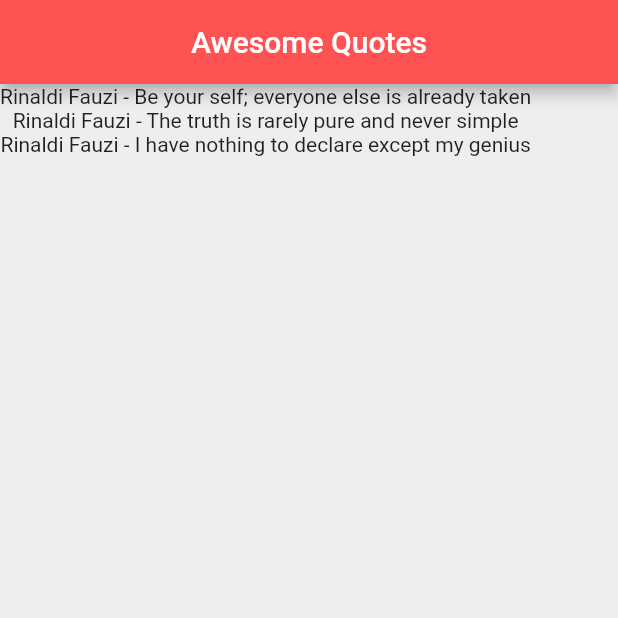
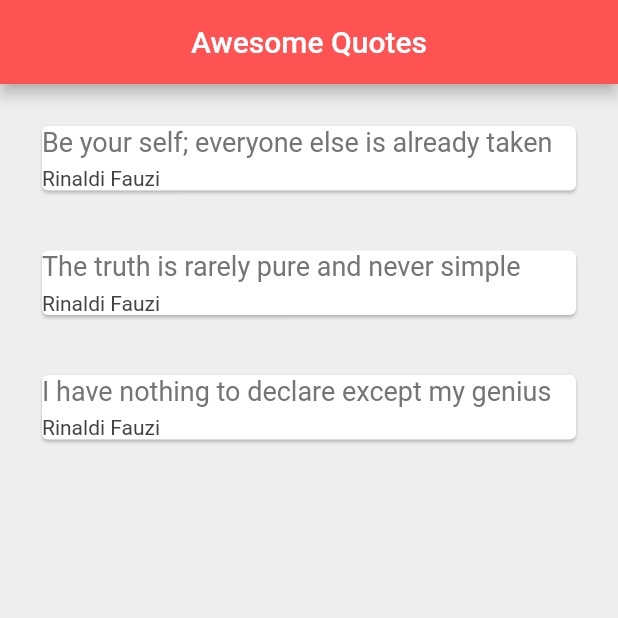
Before and after one commit to rinaldi123fauzi/rinaldiID_Flutter, a Flutter app: the screen it shows after launch, on a phone screen of 412 x 824 dp, the top half of it. Run offline on Flutter 3.47's test engine with Material 2 defaults, Android fonts, the phone set to English and light mode, and no system bars.

Commit message:
learning on chapter 19 - cards

```diff
--- a/lib/main.dart
+++ b/lib/main.dart
@@ -20,6 +20,35 @@ class _QuoteListState extends State<QuoteList> {
     Quote(author: 'Rinaldi Fauzi', text: 'I have nothing to declare except my genius')
   ];
 
+  Widget quoteTemplate(quote){
+    return Padding(
+      padding: const EdgeInsets.all(12.0),
+      child: Card(
+        margin: EdgeInsets.fromLTRB(16.0, 16.0, 16.0, 0),
+        child: Column(
+          crossAxisAlignment: CrossAxisAlignment.stretch,
+          children: <Widget>[
+            Text(
+              quote.text,
+              style: TextStyle(
+                fontSize: 18.0,
+                color: Colors.grey[600],
+              ),
+            ),
+            SizedBox(height: 6.0),
+            Text(
+              quote.author,
+              style: TextStyle(
+                fontSize: 14.0,
+                color: Colors.grey[800]
+              ),
+            ),
+          ],
+        ),
+      ),
+    );
+  }
+
   @override
   Widget build(BuildContext context) {
     return Scaffold(
@@ -30,7 +59,8 @@ class _QuoteListState extends State<QuoteList> {
         backgroundColor: Colors.redAccent,
       ),
       body: Column(
-        children: quotes.map((quote) => Text('${quote.author} - ${quote.text}')).toList(),
+        // children: quotes.map((quote) => Text('${quote.author} - ${quote.text}')).toList(),
+        children: quotes.map((quote) => quoteTemplate(quote)).toList(),
       ),
     );
   }
```
